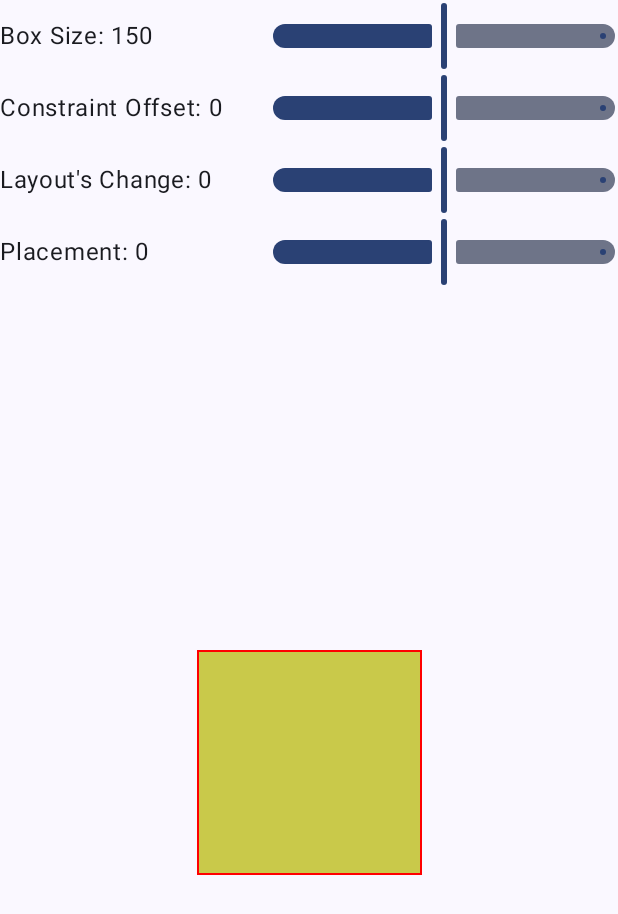
After one commit to elye/demo_android_jetpack_compose_custom_layout, an Android app built with Jetpack Compose: the BoxAsDividerNegativePaddingBehaviorActivity screen opened directly, with no data from a screen before it, on a phone screen of 412 x 824 dp. The commit adds this screen. Shown: the top 914 px of the screen. Run offline under Robolectric (Android 15) with nearby library versions, the phone set to English and light mode, and no system bars.

Commit message:
Add Box like Divider Behavior

```diff
--- a/app/src/main/AndroidManifest.xml
+++ b/app/src/main/AndroidManifest.xml
@@ -27,6 +27,7 @@
         <activity android:name=".LayoutSizeExperimentActivity" />
         <activity android:name=".LayoutModifierSizeExperimentActivity" />
         <activity android:name=".LayoutModifierSingleExperimentActivity" />
+        <activity android:name=".BoxAsDividerNegativePaddingBehaviorActivity" />
         <activity android:name=".DividerColumnExperimentActivity" />
         <activity android:name=".DividerLazyColumnExperimentActivity" />
         <activity android:name=".NegativePaddingExperimentActivity" />
--- /dev/null
+++ b/app/src/main/java/com/example/customlayout/BoxAsDividerNegativePaddingBehaviorActivity.kt
@@ -0,0 +1,148 @@
+package com.example.customlayout
+
+import android.os.Bundle
+import androidx.activity.ComponentActivity
+import androidx.activity.compose.setContent
+import androidx.compose.foundation.background
+import androidx.compose.foundation.border
+import androidx.compose.foundation.layout.Arrangement
+import androidx.compose.foundation.layout.Box
+import androidx.compose.foundation.layout.BoxScope
+import androidx.compose.foundation.layout.Column
+import androidx.compose.foundation.layout.Row
+import androidx.compose.foundation.layout.fillMaxSize
+import androidx.compose.foundation.layout.size
+import androidx.compose.foundation.layout.width
+import androidx.compose.material3.ExperimentalMaterial3Api
+import androidx.compose.material3.MaterialTheme
+import androidx.compose.material3.Slider
+import androidx.compose.material3.Surface
+import androidx.compose.material3.Text
+import androidx.compose.runtime.Composable
+import androidx.compose.runtime.getValue
+import androidx.compose.runtime.mutableStateOf
+import androidx.compose.runtime.remember
+import androidx.compose.runtime.setValue
+import androidx.compose.ui.Alignment
+import androidx.compose.ui.Modifier
+import androidx.compose.ui.graphics.Color
+import androidx.compose.ui.layout.layout
+import androidx.compose.ui.unit.Dp
+import androidx.compose.ui.unit.dp
+import androidx.compose.ui.unit.offset
+import com.example.customlayout.ui.theme.CustomLayoutTheme
+
+class BoxAsDividerNegativePaddingBehaviorActivity :ComponentActivity() {
+    override fun onCreate(savedInstanceState: Bundle?) {
+        super.onCreate(savedInstanceState)
+        setContent {
+            CustomLayoutTheme {
+                // A surface container using the 'background' color from the theme
+                Surface(
+                    modifier = Modifier.fillMaxSize(),
+                    color = MaterialTheme.colorScheme.background
+                ) {
+                    Greeting()
+                }
+            }
+        }
+    }
+
+    @OptIn(ExperimentalMaterial3Api::class)
+    @Composable
+    fun Greeting() {
+        Column(
+            horizontalAlignment = Alignment.CenterHorizontally,
+        ) {
+            val textWidth = 180.dp
+            var boxSize by remember { mutableStateOf(150) }
+            Row(verticalAlignment = Alignment.CenterVertically) {
+                Text(text = "Box Size: $boxSize", modifier = Modifier.width(textWidth))
+                Slider(
+                    value = boxSize.toFloat(),
+                    onValueChange = { boxSize = it.toInt() },
+                    valueRange = 0f..300f
+                )
+            }
+            var constraintOffSet by remember { mutableStateOf(0) }
+
+            Row(verticalAlignment = Alignment.CenterVertically) {
+                Text(
+                    text = "Constraint Offset: $constraintOffSet",
+                    modifier = Modifier.width(textWidth)
+                )
+                Slider(
+                    value = constraintOffSet.toFloat(),
+                    onValueChange = { constraintOffSet = it.toInt() },
+                    valueRange = -150f..150f
+                )
+            }
+            var layoutSizeChange by remember { mutableStateOf(0) }
+            Row(verticalAlignment = Alignment.CenterVertically) {
+                Text(
+                    text = "Layout's Change: $layoutSizeChange",
+                    modifier = Modifier.width(textWidth)
+                )
+                Slider(
+                    value = layoutSizeChange.toFloat(),
+                    onValueChange = { layoutSizeChange = it.toInt() },
+                    valueRange = -150f..150f
+                )
+            }
+            var placement by remember { mutableStateOf(0) }
+            Row(verticalAlignment = Alignment.CenterVertically) {
+                Text(text = "Placement: $placement", modifier = Modifier.width(textWidth))
+                Slider(
+                    value = placement.toFloat(),
+                    onValueChange = { placement = it.toInt() },
+                    valueRange = -150f..150f
+                )
+            }
+            Column(
+                horizontalAlignment = Alignment.CenterHorizontally,
+                verticalArrangement = Arrangement.Center,
+                modifier = Modifier.fillMaxSize()
+            ) {
+                Column(
+                    modifier = Modifier.size(boxSize.dp).background(Color.Yellow)
+                ) {
+                    BoxLayout(
+                        constraintOffSet.dp,
+                        layoutSizeChange.dp,
+                        placement.dp
+                    )
+                }
+            }
+        }
+    }
+
+    @Composable
+    private fun BoxLayout(
+        constraintOffSet: Dp,
+        layoutSizeChange: Dp,
+        placement: Dp,
+        content: @Composable BoxScope.() -> Unit = {}
+    ) {
+        Box(modifier = Modifier
+            .fillMaxSize()
+            .background(Color(148, 148, 148, 128))
+            .layout { measurable, constraints ->
+                // Measure
+                val placeable = measurable.measure(constraints.offset(
+                    constraintOffSet.roundToPx(),
+                    constraintOffSet.roundToPx()
+                ))
+
+                // Layout
+                layout(
+                    placeable.width + layoutSizeChange.roundToPx(),
+                    placeable.height + layoutSizeChange.roundToPx()
+                ) {
+                    placeable.place(placement.roundToPx(), placement.roundToPx())
+                }
+            }
+            .border(1.dp, Color.Red),
+            content = content
+        )
+    }
+}
--- a/app/src/main/java/com/example/customlayout/MainActivity.kt
+++ b/app/src/main/java/com/example/customlayout/MainActivity.kt
@@ -47,6 +47,7 @@ class MainActivity : ComponentActivity() {
             ButtonLauncher(DividerColumnExperimentActivity::class)
             ButtonLauncher(DividerLazyColumnExperimentActivity::class)
             ButtonLauncher(NegativePaddingExperimentActivity::class)
+            ButtonLauncher(BoxAsDividerNegativePaddingBehaviorActivity::class)
         }
     }
 
```
